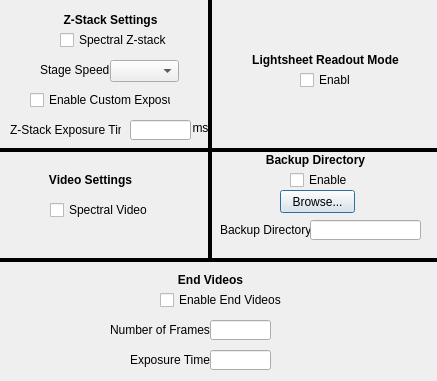
Old version of the form LS_Pycro_App/views/ui/HTLSAdvSettingsDialog.ui in the repository rplab/LS_Pycro_App.
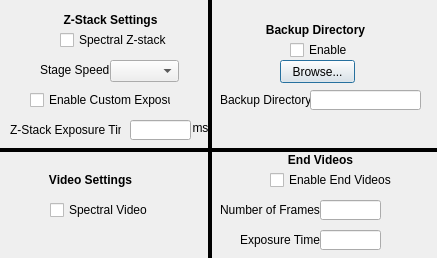
New version of the form.

Commit message: removed LSRM check box.  Now using LSRM is decided by which mode is chosen in the galvo dialog.

Patch:
```diff
--- a/LS_Pycro_App/views/ui/HTLSAdvSettingsDialog.ui
+++ b/LS_Pycro_App/views/ui/HTLSAdvSettingsDialog.ui
@@ -7,7 +7,7 @@
     <x>0</x>
     <y>0</y>
     <width>437</width>
-    <height>381</height>
+    <height>258</height>
    </rect>
   </property>
   <property name="windowTitle">
@@ -152,7 +152,7 @@
    <property name="geometry">
     <rect>
      <x>220</x>
-     <y>220</y>
+     <y>90</y>
      <width>91</width>
      <height>20</height>
     </rect>
@@ -165,7 +165,7 @@
    <property name="geometry">
     <rect>
      <x>280</x>
-     <y>190</y>
+     <y>60</y>
      <width>75</width>
      <height>23</height>
     </rect>
@@ -181,7 +181,7 @@
    <property name="geometry">
     <rect>
      <x>310</x>
-     <y>220</y>
+     <y>90</y>
      <width>111</width>
      <height>20</height>
     </rect>
@@ -194,7 +194,7 @@
    <property name="geometry">
     <rect>
      <x>290</x>
-     <y>170</y>
+     <y>40</y>
      <width>71</width>
      <height>20</height>
     </rect>
@@ -222,38 +222,6 @@
     <string>Spectral Z-stack</string>
    </property>
   </widget>
-  <widget class="QCheckBox" name="lsrm_check_box">
-   <property name="geometry">
-    <rect>
-     <x>300</x>
-     <y>70</y>
-     <width>51</width>
-     <height>20</height>
-    </rect>
-   </property>
-   <property name="whatsThis">
-    <string>&lt;html&gt;&lt;head/&gt;&lt;body&gt;&lt;p&gt;If checked, will enable Lightsheet Readout Mode (rolling shutter). Note that this should be configured in the Galvo Setup part of the application.&lt;/p&gt;&lt;p&gt;&lt;br/&gt;&lt;/p&gt;&lt;/body&gt;&lt;/html&gt;</string>
-   </property>
-   <property name="text">
-    <string>Enable</string>
-   </property>
-  </widget>
-  <widget class="QLabel" name="lsrm_label">
-   <property name="geometry">
-    <rect>
-     <x>250</x>
-     <y>50</y>
-     <width>151</width>
-     <height>20</height>
-    </rect>
-   </property>
-   <property name="text">
-    <string>&lt;html&gt;&lt;head/&gt;&lt;body&gt;&lt;p&gt;&lt;span style=&quot; font-weight:600;&quot;&gt;Lightsheet Readout Mode&lt;/span&gt;&lt;/p&gt;&lt;/body&gt;&lt;/html&gt;</string>
-   </property>
-   <property name="alignment">
-    <set>Qt::AlignCenter</set>
-   </property>
-  </widget>
   <widget class="Line" name="line_7">
    <property name="geometry">
     <rect>
@@ -282,7 +250,7 @@
    <property name="geometry">
     <rect>
      <x>240</x>
-     <y>150</y>
+     <y>20</y>
      <width>151</width>
      <height>20</height>
     </rect>
@@ -313,8 +281,8 @@
   <widget class="QCheckBox" name="end_videos_check_box">
    <property name="geometry">
     <rect>
-     <x>160</x>
-     <y>290</y>
+     <x>270</x>
+     <y>170</y>
      <width>141</width>
      <height>20</height>
     </rect>
@@ -329,8 +297,8 @@
   <widget class="QLabel" name="end_videos_exposure_label">
    <property name="geometry">
     <rect>
-     <x>130</x>
-     <y>350</y>
+     <x>240</x>
+     <y>230</y>
      <width>81</width>
      <height>20</height>
     </rect>
@@ -342,8 +310,8 @@
   <widget class="QLabel" name="end_videos_num_frames_label">
    <property name="geometry">
     <rect>
-     <x>110</x>
-     <y>320</y>
+     <x>220</x>
+     <y>200</y>
      <width>101</width>
      <height>20</height>
     </rect>
@@ -355,8 +323,8 @@
   <widget class="QLabel" name="end_videos_label">
    <property name="geometry">
     <rect>
-     <x>160</x>
-     <y>270</y>
+     <x>270</x>
+     <y>150</y>
      <width>101</width>
      <height>20</height>
     </rect>
@@ -371,8 +339,8 @@
   <widget class="QLineEdit" name="end_videos_num_frames_line_edit">
    <property name="geometry">
     <rect>
-     <x>210</x>
-     <y>320</y>
+     <x>320</x>
+     <y>200</y>
      <width>61</width>
      <height>20</height>
     </rect>
@@ -384,8 +352,8 @@
   <widget class="QLineEdit" name="end_videos_exposure_line_edit">
    <property name="geometry">
     <rect>
-     <x>210</x>
-     <y>350</y>
+     <x>320</x>
+     <y>230</y>
      <width>61</width>
      <height>20</height>
     </rect>
```
The commit also changes 3 other files.
